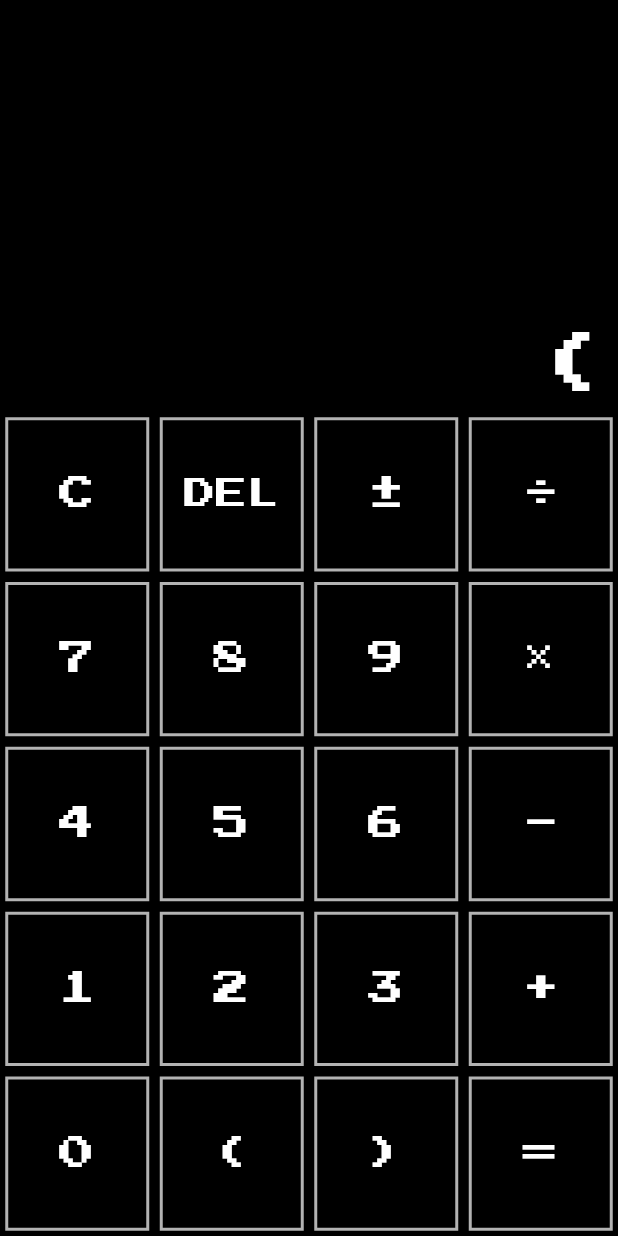
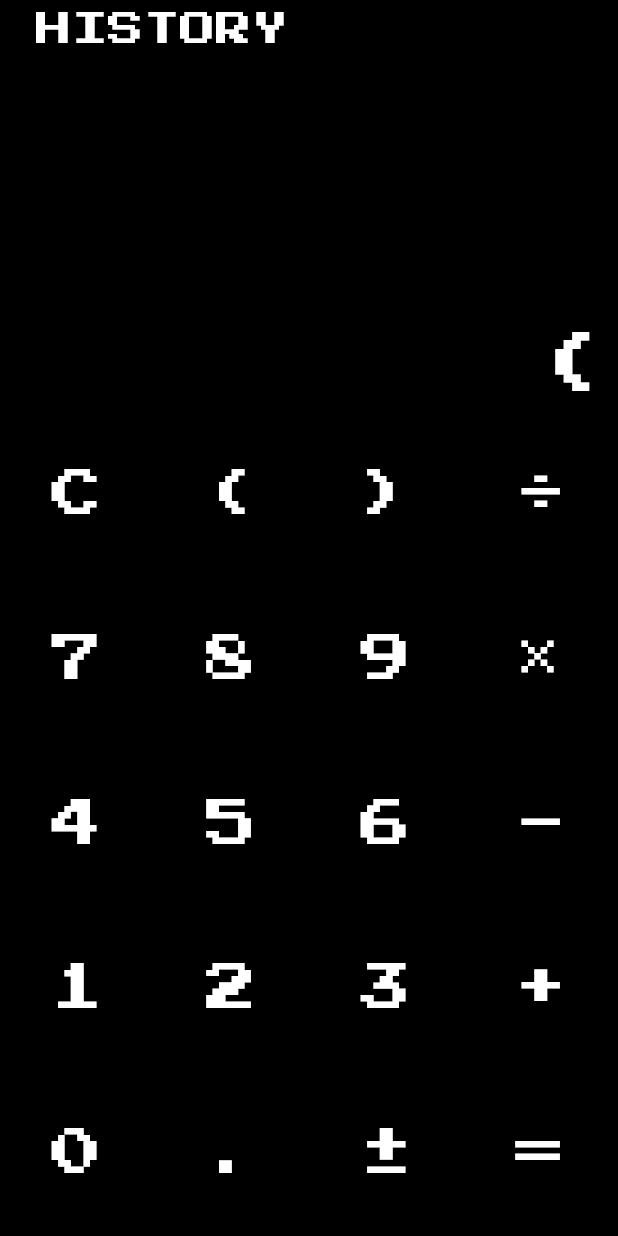
Before and after one commit to roscherk/software_engineering_sprint_0, a Flutter app: the screen it shows after launch, after a tap on an icon or button, on a phone screen of 412 x 824 dp. Run offline on Flutter 3.47's test engine with Material 2 defaults, Android fonts, the phone set to English and light mode, and no system bars; our stand-ins replace google_fonts.

Commit message:
feat: redesign keyboard, add long-press functionality

```diff
--- a/lib/calc_button.dart
+++ b/lib/calc_button.dart
@@ -4,6 +4,7 @@ class CalcButton extends StatelessWidget {
   final String buttonText;
   final Size size;
   final void Function() onPressed;
+  final void Function()? onLongPress;
   final Color borderColor;
   final Color textColor;
 
@@ -12,15 +13,13 @@ class CalcButton extends StatelessWidget {
         required this.buttonText,
         required this.size,
         required this.onPressed,
-        this.borderColor = Colors.white70,
+        this.onLongPress,
+        this.borderColor = Colors.transparent,
         this.textColor = Colors.white});
 
   @override
   Widget build(BuildContext context) {
-    var textStyle = Theme.of(context).textTheme.headlineSmall!.copyWith(color: textColor);
-    if (size.width <= 100) {  // костыльно, но иначе DEL некрасиво переносится
-      textStyle = Theme.of(context).textTheme.titleMedium!.copyWith(color: textColor);
-    }
+    var textStyle = Theme.of(context).textTheme.headlineMedium!.copyWith(color: textColor);
     return SizedBox(
       width: size.width,
       height: size.height,
@@ -31,6 +30,7 @@ class CalcButton extends StatelessWidget {
                   shape: const BeveledRectangleBorder(),
                   side: BorderSide(color: borderColor)),
               onPressed: onPressed,
+              onLongPress: onLongPress,
               child: FittedBox(
                 fit: BoxFit.contain,
                 child: Text(
--- a/lib/main.dart
+++ b/lib/main.dart
@@ -1,8 +1,11 @@
 import 'package:flutter/material.dart';
+import 'package:flutter/services.dart';
 import 'package:google_fonts/google_fonts.dart';
 import 'package:sprint_0_calculator/calc_button.dart';
 
 void main() {
+  var test = SystemUiOverlayStyle.dark.copyWith(systemNavigationBarColor: Colors.transparent);
+  SystemChrome.setSystemUIOverlayStyle(test);
   runApp(const Calculator());
 }
 
@@ -14,18 +17,7 @@ class Calculator extends StatelessWidget {
     return MaterialApp(
       title: 'Calculator',
       theme: ThemeData(
-          colorScheme: const ColorScheme(
-              brightness: Brightness.dark,
-              primary: Colors.white,
-              onPrimary: Colors.black,
-              secondary: Colors.white70,
-              onSecondary: Colors.black26,
-              error: Colors.white38,
-              onError: Colors.deepOrangeAccent,
-              background: Colors.white,
-              onBackground: Colors.white38,
-              surface: Colors.white60,
-              onSurface: Colors.white),
+          colorScheme: const ColorScheme.dark().copyWith(primary: Colors.white),
           textTheme: GoogleFonts.pressStart2pTextTheme()),
       home: const CalculatorHomePage(),
     );
@@ -42,18 +34,99 @@ class CalculatorHomePage extends StatefulWidget {
 class _CalculatorHomePageState extends State<CalculatorHomePage> {
   String currentExpression = '';
 
-  void _handleButtonTap(String buttonText,) {
-    const List<String> operations = ['C', 'DEL', '±', '÷', '×', '-', '+', '='];
+  // TODO: добавить кнопку, которая ведёт в меню просмотра истории запросов
+  @override
+  Widget build(BuildContext context) {
+    const List<List<String>> buttons = [
+      ['C', '(', ')', '÷',],
+      ['7', '8', '9', '×',],
+      ['4', '5', '6', '-',],
+      ['1', '2', '3', '+',],
+      ['0', '.', '±', '=']
+    ];
+    return Scaffold(
+      backgroundColor: Colors.black,
+      body: LayoutBuilder(
+        builder: (BuildContext context, BoxConstraints constrains) {
+          var notificationBarHeight = MediaQuery.of(context).viewPadding.top;
+          var availableHeight = constrains.maxHeight - notificationBarHeight - MediaQuery.of(context).viewPadding.bottom;
+          var textBoxSize = availableHeight / 3;
+          var keyboardSize = availableHeight * 2 / 3;
+          var buttonSize = Size(constrains.maxWidth / buttons.first.length, keyboardSize / buttons.length);
+          return Padding(
+            padding: EdgeInsets.only(top: notificationBarHeight),
+            child: Column(
+              children: [
+                SizedBox(
+                  width: constrains.maxWidth,
+                  height: textBoxSize,
+                  child: Stack(
+                    children: [
+                      Padding(
+                        padding: const EdgeInsets.fromLTRB(0, 8, 18, 0),
+                        child: Align(
+                          alignment: Alignment.topLeft,
+                          child: Text(' HISTORY', style: Theme.of(context).textTheme.headlineSmall!.copyWith(color: Colors.white)),
+                        ),
+                      ),
+                      Padding(
+                        padding: const EdgeInsets.all(8),
+                          child: Align(
+                            alignment: Alignment.bottomRight,
+                            child: SingleChildScrollView(
+                              scrollDirection: Axis.horizontal,
+                              reverse: true,
+                              child: Text(
+                                currentExpression,
+                                style: Theme.of(context)
+                                    .textTheme
+                                    .displaySmall!
+                                    .copyWith(color: Colors.white),
+                              ),
+                            ),
+                          )
+                      ),]
+                  )
+                ),
+                SizedBox(
+                    width: constrains.maxWidth,
+                    height: keyboardSize,
+                    child: Align(
+                      alignment: Alignment.bottomCenter,
+                      child: Table(
+                        children: List<TableRow>.generate(
+                            buttons.length,
+                                (row) =>
+                                TableRow(
+                                    children: List<CalcButton>.generate(
+                                        buttons.first.length,
+                                            (index) =>
+                                            CalcButton(
+                                                buttonText: buttons[row][index],
+                                                size: buttonSize,
+                                                onPressed: () => _handleButtonPress(buttons[row][index]),
+                                                onLongPress: () => _handleButtonLongPress(buttons[row][index]))
+                                    )
+                                )
+                        ),
+                      ),
+                    )
+                ),
+              ],
+            ),
+          );
+        }
+      ),
+    );
+  }
+
+  void _handleButtonPress(String buttonText,) {
+    const List<String> operations = ['C', '±', '÷', '×', '-', '+', '='];
     bool endsWithOperator = currentExpression.isNotEmpty && operations.sublist(3).contains(currentExpression.substring(currentExpression.length - 1));
     if (operations.contains(buttonText)) {
       if (currentExpression.isEmpty) {
         return; // do not append anything
       } else if (buttonText == 'C') {
-        setState(() {
-          currentExpression = '';
-        });
-        return; // do not append anything
-      } else if (buttonText == 'DEL') {
         _delButton();
         return; // do not append anything
       } else if (buttonText == '±') {
@@ -71,8 +144,17 @@ class _CalculatorHomePageState extends State<CalculatorHomePage> {
       }
     }
     setState(() {
-      currentExpression += buttonText;
+        currentExpression += buttonText;
     });
+
+  }
+
+  void _handleButtonLongPress(String buttonText,) {
+    if (buttonText == 'C') {
+      setState(() {
+        currentExpression = '';
+      });
+    }
   }
 
   void _delButton() {
@@ -116,73 +198,4 @@ class _CalculatorHomePageState extends State<CalculatorHomePage> {
       });
     }
   }
-
-  @override
-  Widget build(BuildContext context) {
-    const List<List<String>> buttons = [
-      ['C', 'DEL', '±', '÷',],
-      ['7', '8', '9', '×',],
-      ['4', '5', '6', '-',],
-      ['1', '2', '3', '+',],
-      ['0', '(', ')', '=']
-    ];
-    return Scaffold(
-      backgroundColor: Colors.black,
-      body: LayoutBuilder(
-        builder: (BuildContext context, BoxConstraints constrains) {
-          var availableHeight = constrains.maxHeight - MediaQuery.of(context).viewPadding.top - MediaQuery.of(context).viewPadding.bottom;
-          var textBoxSize = availableHeight / 3;
-          var keyboardSize = availableHeight * 2 / 3;
-          var buttonSize = Size(constrains.maxWidth / buttons.first.length, keyboardSize / buttons.length);
-          return Padding(
-            padding: EdgeInsets.only(top: MediaQuery.of(context).viewPadding.top),
-            child: Column(
-              children: [
-                SizedBox(
-                  width: constrains.maxWidth,
-                  height: textBoxSize,
-                  child: Padding(
-                      padding: const EdgeInsets.all(8),
-                        child: Align(
-                          alignment: Alignment.bottomRight,
-                          child: Text(
-                            currentExpression,
-                            style: Theme.of(context)
-                                .textTheme
-                                .displaySmall!
-                                .copyWith(color: Colors.white),
-                          ),
-                        )
-                    )
-                ),
-                SizedBox(
-                    width: constrains.maxWidth,
-                    height: keyboardSize,
-                    child: Align(
-                      alignment: Alignment.bottomCenter,
-                      child: Table(
-                        children: List<TableRow>.generate(
-                            buttons.length,
-                                (row) =>
-                                TableRow(
-                                    children: List<CalcButton>.generate(
-                                        buttons.first.length,
-                                            (index) =>
-                                            CalcButton(
-                                                buttonText: buttons[row][index],
-                                                size: buttonSize,
-                                                onPressed: () => _handleButtonTap(buttons[row][index]))
-                                    )
-                                )
-                        ),
-                      ),
-                    )
-                ),
-              ],
-            ),
-          );
-        }
-      ),
-    );
-  }
 }
```
